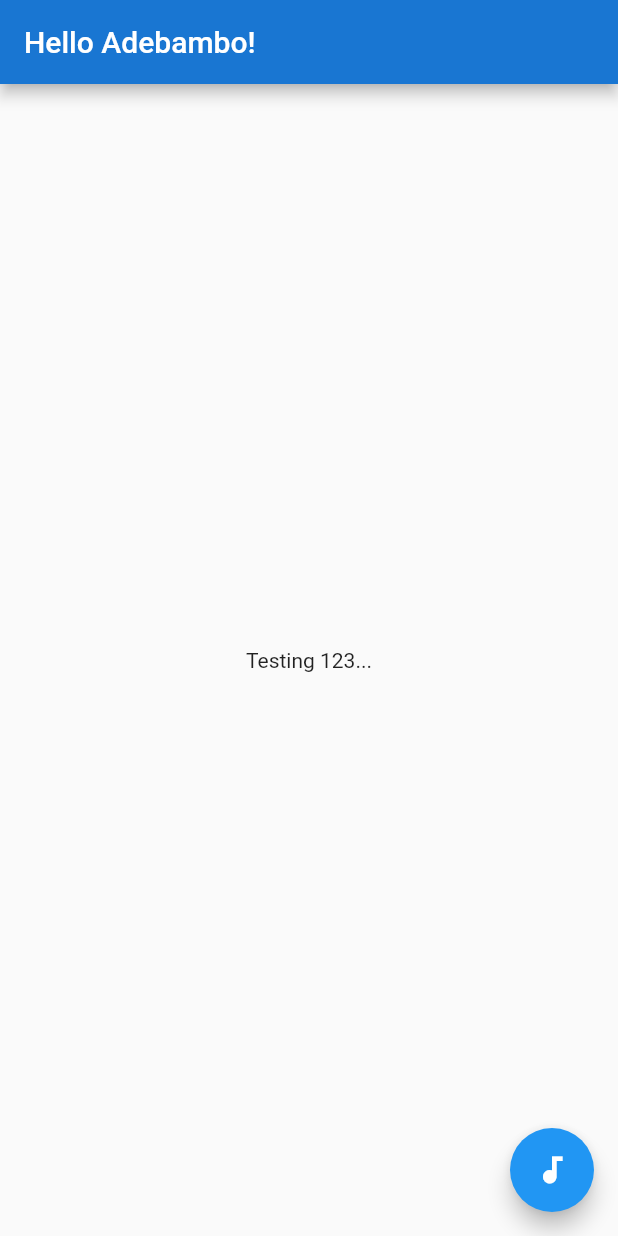
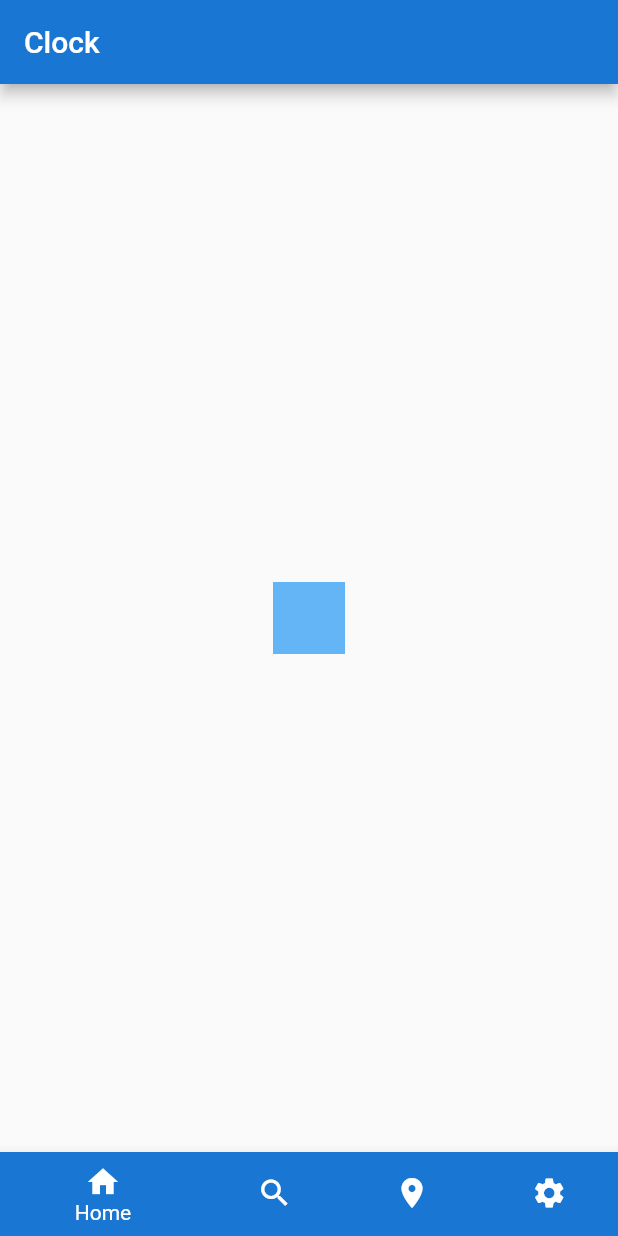
Before and after one commit to Pils36/flutter_timezone, a Flutter app: the screen it shows after launch, on a phone screen of 412 x 824 dp. Run offline on Flutter 3.47's test engine with Material 2 defaults, Android fonts, the phone set to English and light mode, and no system bars.

Commit message:
commit changes

```diff
--- a/lib/main.dart
+++ b/lib/main.dart
@@ -4,18 +4,96 @@
 
 import 'package:flutter/material.dart';
 
-void main() => runApp(MaterialApp(
-      home: Scaffold(
-        appBar: AppBar(
-          title: Text('Hello Adebambo!'),
-          centerTitle: false,
-          backgroundColor: Colors.blue[700],
-        ),
-        body: Center(
-          child: Text('Testing 123...'),
-        ),
-        floatingActionButton: FloatingActionButton(
-          child: Icon(Icons.audiotrack),
-        ),
+void main() => runApp(MyApp());
+
+class MyApp extends StatelessWidget {
+  @override
+  Widget build(BuildContext context) {
+    return MaterialApp(
+      title: 'Clock',
+      home: Home(),
+    );
+  }
+}
+
+class Home extends StatefulWidget {
+  @override
+  _HomeState createState() => _HomeState();
+}
+
+class _HomeState extends State<Home> {
+  int _currentIndex = 0;
+
+  final tabs = [
+    Center(
+      child: Container(
+        margin: const EdgeInsets.all(10.0),
+        color: Colors.blue[300],
+        width: 48.0,
+        height: 48.0,
       ),
-    ));
+    ),
+    Center(
+      child: Container(
+        margin: const EdgeInsets.all(10.0),
+        color: Colors.blue[300],
+        width: 48.0,
+        height: 48.0,
+      ),
+    ),
+    Center(
+      child: Container(
+        margin: const EdgeInsets.all(10.0),
+        color: Colors.blue[300],
+        width: 48.0,
+        height: 48.0,
+      ),
+    ),
+    Center(
+      child: Container(
+        margin: const EdgeInsets.all(10.0),
+        color: Colors.blue[300],
+        width: 48.0,
+        height: 48.0,
+      ),
+    ),
+  ];
+
+  @override
+  Widget build(BuildContext context) {
+    return Scaffold(
+      appBar: AppBar(
+        title: Text('Clock'),
+        centerTitle: false,
+        backgroundColor: Colors.blue[700],
+      ),
+      body: tabs[_currentIndex],
+      bottomNavigationBar: BottomNavigationBar(
+        currentIndex: _currentIndex,
+        items: [
+          BottomNavigationBarItem(
+              icon: Icon(Icons.home),
+              title: Text('Home'),
+              backgroundColor: Colors.blue[700]),
+          BottomNavigationBarItem(
+              icon: Icon(Icons.search),
+              title: Text('Search'),
+              backgroundColor: Colors.blue[700]),
+          BottomNavigationBarItem(
+              icon: Icon(Icons.location_on),
+              title: Text('Location'),
+              backgroundColor: Colors.blue[700]),
+          BottomNavigationBarItem(
+              icon: Icon(Icons.settings),
+              title: Text('Settings'),
+              backgroundColor: Colors.blue[700]),
+        ],
+        onTap: (index) {
+          setState(() {
+            _currentIndex = index;
+          });
+        },
+      ),
+    );
+  }
+}
```
